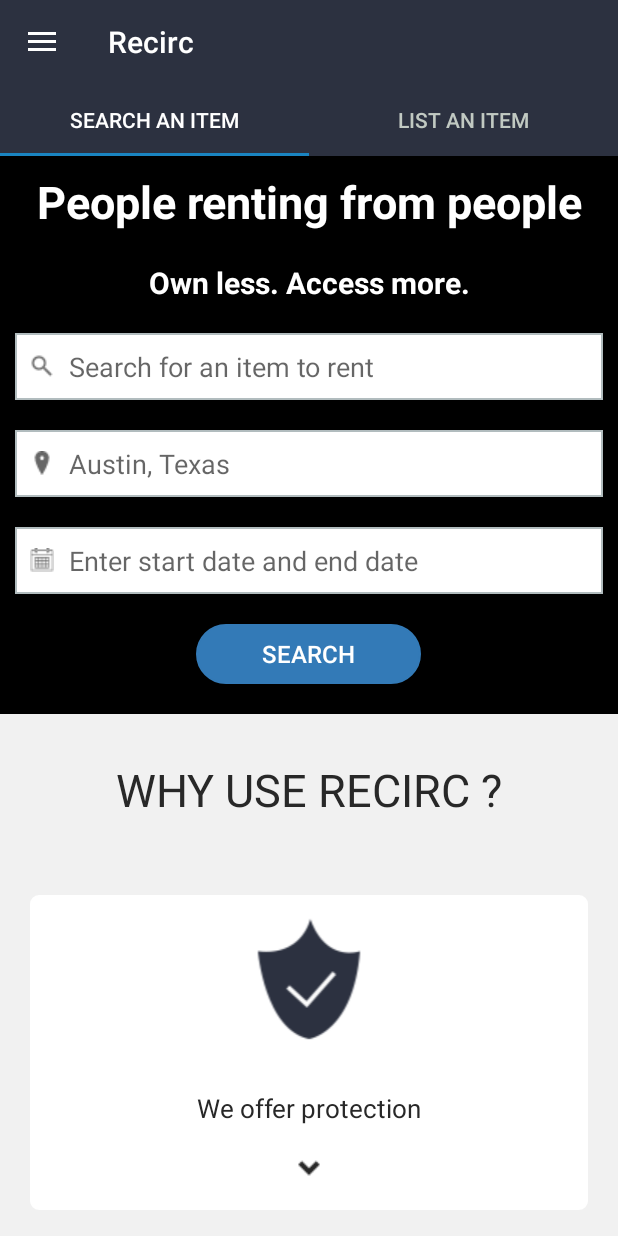
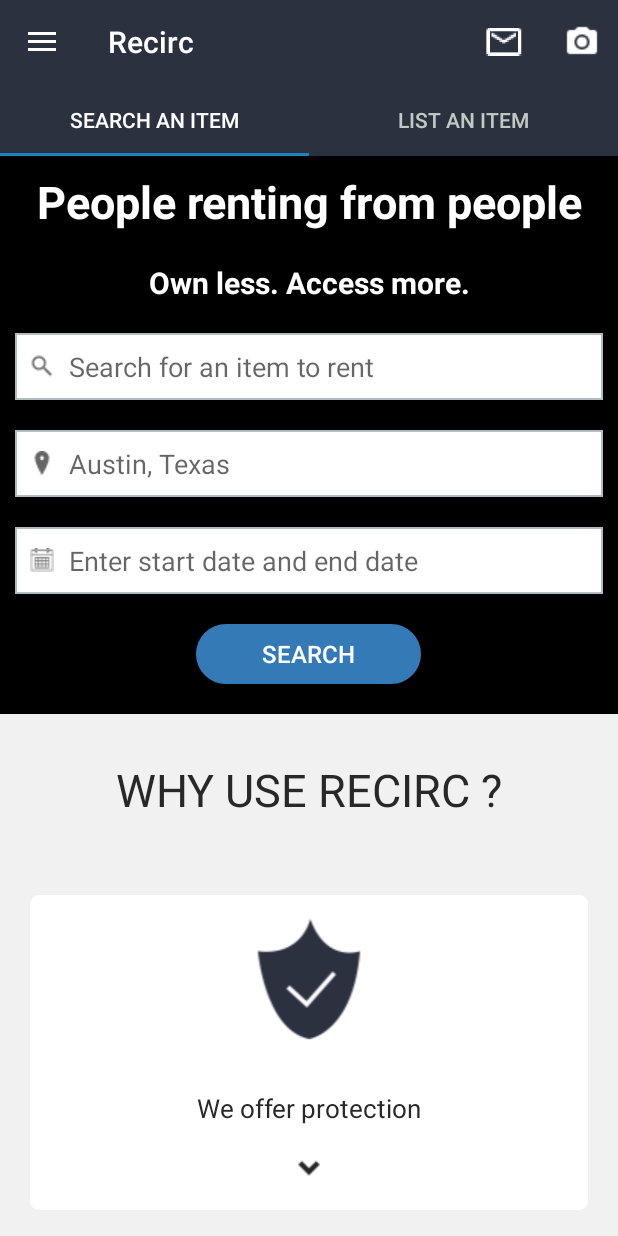
Before and after one commit to Snehal-Tembare/Recircle, an Android app: the screen it shows after launch (HomeActivity), on a phone screen of 412 x 824 dp. Run offline under Robolectric (Android 15) with nearby library versions, the light colour scheme and no system bars; our stand-ins replace ButterKnife; libraries missing offline, so code that uses them is left out: com.basgeekball.awesomevalidation, com.pkmmte.view, org.adw.library; 2 statements that could not run were skipped.

Commit message:
solved message item click issue

```diff
--- a/app/src/main/java/com/example/synerzip/recircle_android/ui/DetailsActivity.java
+++ b/app/src/main/java/com/example/synerzip/recircle_android/ui/DetailsActivity.java
@@ -72,11 +72,7 @@ public class DetailsActivity extends AppCompatActivity {
 
     private String mUserName;
     private String mPassword;
-    private String mUserId;
-    private String mUserEmail;
-    private String mUserLastName;
-    private String mUserFirstName;
-    private String mUserImage;
+    private String mUserImage,mUserCity,mUserFirstName,mUserLastName,mUserEmail,mUserId;
     private long mUserMobNo;
 
     @BindView(R.id.toolbar)
--- a/app/src/main/java/com/example/synerzip/recircle_android/ui/HomeActivity.java
+++ b/app/src/main/java/com/example/synerzip/recircle_android/ui/HomeActivity.java
@@ -1,10 +1,14 @@
 package com.example.synerzip.recircle_android.ui;
 
+import android.app.ActionBar;
 import android.app.AlertDialog;
 import android.content.Context;
 import android.content.DialogInterface;
 import android.content.Intent;
 import android.content.SharedPreferences;
+import android.graphics.Bitmap;
+import android.graphics.drawable.BitmapDrawable;
+import android.graphics.drawable.Drawable;
 import android.net.Uri;
 import android.support.design.widget.NavigationView;
 import android.support.design.widget.TabLayout;
@@ -23,10 +27,13 @@ import android.os.Bundle;
 import android.support.v7.widget.Toolbar;
 import android.util.Log;
 import android.view.Gravity;
+import android.view.LayoutInflater;
 import android.view.Menu;
 import android.view.MenuItem;
 import android.view.View;
 import android.widget.FrameLayout;
+import android.widget.ImageView;
+import android.widget.LinearLayout;
 import android.widget.RelativeLayout;
 import android.widget.TextView;
 
@@ -210,8 +217,6 @@ public class HomeActivity extends AppCompatActivity implements
         } else {
             RCLog.showToast(this, getString(R.string.session_expired));
         }
-
-
     }
 
     /**
@@ -268,7 +273,7 @@ public class HomeActivity extends AppCompatActivity implements
 
             case R.id.action_rentals:
                 startActivity(new Intent(HomeActivity.this, AllRequestsActivity.class));
-                break;
+                return true;
             default:
                 break;
         }
@@ -279,46 +284,45 @@ public class HomeActivity extends AppCompatActivity implements
 
     @Override
     public boolean onPrepareOptionsMenu(Menu menu) {
+        invalidateOptionsMenu();
+
         return super.onPrepareOptionsMenu(menu);
     }
 
     @Override
     public boolean onCreateOptionsMenu(Menu menu) {
         getMenuInflater().inflate(R.menu.menu_main, menu);
-        final MenuItem menuItemMsgs = menu.findItem(R.id.action_messages);
-        final MenuItem menuItemRentals = menu.findItem(R.id.action_rentals);
-        if (isLoggedIn) {
-            if (mProdRelatedMsgs != 0) {
-                menuItemMsgs.setVisible(true);
-            }
-            menuItemRentals.setVisible(true);
+        MenuItem menuItem = menu.findItem(R.id.action_messages);
+        menuItem.setIcon(buildDrawable(mProdRelatedMsgs, R.mipmap.ic_message));
+        return true;
+    }
+
+    private Drawable buildDrawable(int mProdRelatedMsgs, int ic_message) {
+
+        LayoutInflater layoutInflater = LayoutInflater.from(this);
+        View view = layoutInflater.inflate(R.layout.notification_badge, null);
+        view.setBackgroundResource(ic_message);
+        if (mProdRelatedMsgs == 0) {
+            View counterTextPanel = view.findViewById(R.id.counterValuePanel);
+            counterTextPanel.setVisibility(View.GONE);
+        } else {
+            TextView textView = (TextView) view.findViewById(R.id.count);
+            textView.setText("" + mProdRelatedMsgs);
         }
 
-        MenuItemCompat.setActionView(menu.findItem(R.id.action_messages), R.layout.notification_badge);
-        RelativeLayout notificationCount = (RelativeLayout) menuItemMsgs.getActionView();
-        MenuItemCompat.setActionView(menuItemMsgs, R.layout.notification_badge);
+        view.measure(
+                View.MeasureSpec.makeMeasureSpec(0, View.MeasureSpec.UNSPECIFIED),
+                View.MeasureSpec.makeMeasureSpec(0, View.MeasureSpec.UNSPECIFIED));
+        view.layout(0, 0, view.getMeasuredWidth(), view.getMeasuredHeight());
 
-        View actionViewNotification = MenuItemCompat.getActionView(menuItemMsgs);
-        TextView mTxtMsgCount = (TextView) actionViewNotification.findViewById(R.id.txt_notification_count);
-        mTxtMsgCount.setText(String.valueOf(mProdRelatedMsgs));
-        ActivityCompat.invalidateOptionsMenu(HomeActivity.this);
+        view.setDrawingCacheEnabled(true);
+        view.setDrawingCacheQuality(View.DRAWING_CACHE_QUALITY_HIGH);
+        Bitmap bitmap = Bitmap.createBitmap(view.getDrawingCache());
+        view.setDrawingCacheEnabled(false);
+        return new BitmapDrawable(getResources(), bitmap);
 
-        notificationCount.setOnClickListener(new View.OnClickListener() {
-            @Override
-            public void onClick(View v) {
-                startActivity(new Intent(HomeActivity.this, AllMessagesActivity.class));
-            }
-        });
+    }
 
-        View actionRentals = MenuItemCompat.getActionView(menuItemMsgs);
-        actionRentals.setOnClickListener(new View.OnClickListener() {
-            @Override
-            public void onClick(View v) {
-                onOptionsItemSelected(menuItemRentals);
-            }
-        });
-        return true;
-    }
 
     /**
      * PagerAdapter Class
@@ -382,7 +386,6 @@ public class HomeActivity extends AppCompatActivity implements
 
                         menu.setGroupVisible(R.id.grp_nav_logIn_signUp, true);
                         menu.setGroupVisible(R.id.grp_nav_faq, true);
-
                         mNavHeader.setVisibility(View.GONE);
                         menu.setGroupVisible(R.id.grp_ic_nav_settings, false);
                         menu.setGroupVisible(R.id.grp_ic_nav_msgs, false);
--- a/app/src/main/java/com/example/synerzip/recircle_android/ui/ListItemFragment.java
+++ b/app/src/main/java/com/example/synerzip/recircle_android/ui/ListItemFragment.java
@@ -366,12 +366,9 @@ public class ListItemFragment extends Fragment {
                         public void onResponse(Call<Products> call, Response<Products> response) {
                             if (response.isSuccessful()) {
                                 if (response.body() != null) {
-                                    Log.v("onSu Edit product data", response + "");
                                     product = response.body();
                                     if (product != null) {
                                         mProductAutoComplete.setText(product.getProduct_info().getProduct_title());
-                                        mProductAutoComplete.setEnabled(false);
-                                        mProductAutoComplete.dismissDropDown();
                                         mEditTxtEnterPrice.setText(product.getUser_product_info().getPrice_per_day());
                                         mEditMinRental.setText(product.getUser_product_info().getMin_rental_days());
 
--- a/app/src/main/res/layout/layout_owner_messages.xml
+++ b/app/src/main/res/layout/layout_owner_messages.xml
@@ -48,9 +48,8 @@
                     android:layout_height="wrap_content"
                     android:layout_alignParentStart="true"
                     android:layout_alignParentTop="true"
-                    android:layout_marginTop="8dp"
+                    android:layout_marginTop="@dimen/dimen_8dp"
                     android:padding="@dimen/dimen_1dp"
-                    android:text="Prajakta Patil"
                     android:textColor="@color/text_color"
                     android:textSize="@dimen/text_size_14" />
 
--- a/app/src/main/res/layout/partial_toolbar.xml
+++ b/app/src/main/res/layout/partial_toolbar.xml
@@ -1,5 +1,5 @@
 <?xml version="1.0" encoding="utf-8"?>
-<LinearLayout xmlns:android="http://schemas.android.com/apk/res/android"
+<RelativeLayout xmlns:android="http://schemas.android.com/apk/res/android"
     xmlns:app="http://schemas.android.com/apk/res-auto"
     android:layout_width="match_parent"
     android:layout_height="wrap_content"
@@ -8,10 +8,9 @@
     <android.support.v7.widget.Toolbar
         android:id="@+id/toolbar"
         android:layout_width="match_parent"
+        android:layout_height="?attr/actionBarSize"
         android:background="@color/colorPrimary"
-        app:theme="@style/ToolBarTheme"
-        android:layout_height="?attr/actionBarSize"
         app:layout_collapseMode="pin"
-        />
+        app:theme="@style/ToolBarTheme" />
 
-</LinearLayout>
+</RelativeLayout>
--- a/app/src/main/res/menu/menu_main.xml
+++ b/app/src/main/res/menu/menu_main.xml
@@ -4,16 +4,16 @@
     <item
         android:id="@+id/action_messages"
         android:title="Messages"
-        android:visible="false"
-        app:actionLayout="@layout/notification_badge"
-        app:showAsAction="always"/>
+        android:visible="true"
+        app:showAsAction="always"
+        android:icon="@mipmap/ic_message"/>
 
     <item
         android:id="@+id/action_rentals"
         android:icon="@drawable/ic_rental"
         android:title="Rentals"
-        android:visible="false"
-        app:showAsAction="ifRoom" />
+        android:visible="true"
+        app:showAsAction="always" />
 
     <item
         android:visible="false"
--- a/app/src/main/res/values/dimens.xml
+++ b/app/src/main/res/values/dimens.xml
@@ -79,4 +79,5 @@
     <dimen name="common_dimens_24">24dp</dimen>
     <dimen name="common_dimens_35">35dp</dimen>
     <dimen name="dimen_4dp">4dp</dimen>
+    <dimen name="dimen_110dp">110dp</dimen>
 </resources>
```
Also changed, not shown: app/src/main/res/layout/notification_badge.xml (+19 -27 lines), app/src/main/res/drawable-hdpi/ic_filled_circle.png (added), app/src/main/res/drawable-ldpi/ic_filled_circle.png (added), app/src/main/res/drawable-mdpi/ic_filled_circle.png (added), app/src/main/res/drawable-tvdpi/ic_filled_circle.png (added), app/src/main/res/drawable-xhdpi/ic_filled_circle.png (added), app/src/main/res/drawable-xxhdpi/ic_filled_circle.png (added), app/src/main/res/drawable-xxxhdpi/ic_filled_circle.png (added).
